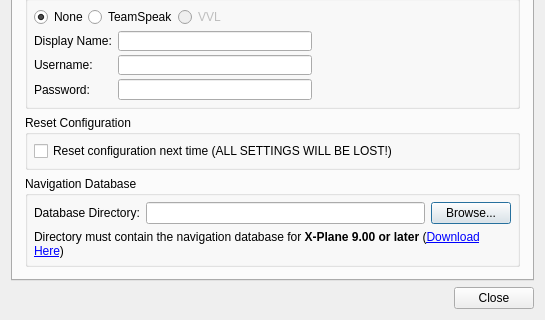
First picture: the form in trunk/QuteScoop/gui/PreferencesDialog.ui, repository qutescoop/qutescoop, before the edit; both pictures show x 0 to 545 and y 399 to 719 of the 545 by 719 pixel window.
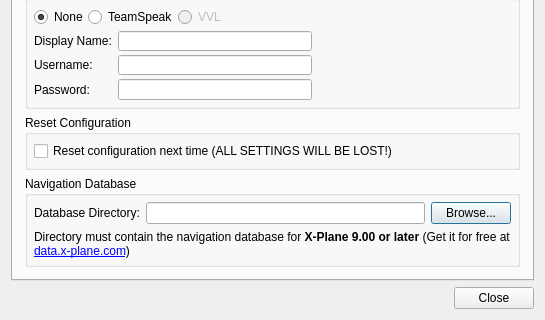
Second picture: the form after the edit.

Commit message: reading of airways improved. I begin to get the impression that airway names are not unique, or the database is full of errors. maybe both

Patch:
```diff
--- a/trunk/QuteScoop/gui/PreferencesDialog.ui
+++ b/trunk/QuteScoop/gui/PreferencesDialog.ui
@@ -570,7 +570,7 @@
           <item>
            <widget class="QLabel" name="label_5" >
             <property name="text" >
-             <string>Directory must contain the navigation database for &lt;strong>X-Plane 9.00 or later&lt;/strong> (&lt;a href="http://x-plane.org/home/robinp/#GetData">Download Here&lt;/a>)</string>
+             <string>Directory must contain the navigation database for &lt;strong>X-Plane 9.00 or later&lt;/strong> (Get it for free at &lt;a href="http://data.x-plane.com">data.x-plane.com&lt;/a>)</string>
             </property>
             <property name="wordWrap" >
              <bool>true</bool>
```
The commit also changes 12 other files.
